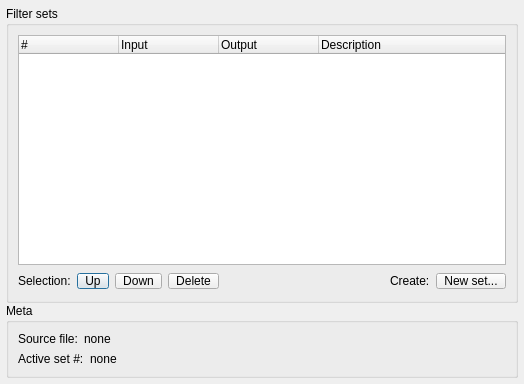
mrehkopf/vcs, file src/display/qt/dialogs/ui/filter_sets_list_dialog.ui: the form before one commit.
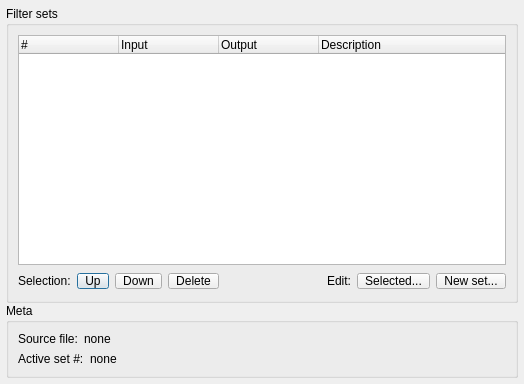
The form after the commit.

Commit message:
GUI: Add button to edit selected filter set in...
...the filter sets list dialog. Double-clicking on the set's list item
used to be the only way to trigger the edit, but it's convenient to have
a button, as well.

Patch:
```diff
--- a/src/display/qt/dialogs/ui/filter_sets_list_dialog.ui
+++ b/src/display/qt/dialogs/ui/filter_sets_list_dialog.ui
@@ -150,7 +150,23 @@
         <item>
          <widget class="QLabel" name="label_3">
           <property name="text">
-           <string>Create:</string>
+           <string>Edit:</string>
+          </property>
+         </widget>
+        </item>
+        <item>
+         <widget class="QPushButton" name="pushButton_editSelected">
+          <property name="sizePolicy">
+           <sizepolicy hsizetype="Minimum" vsizetype="Fixed">
+            <horstretch>0</horstretch>
+            <verstretch>0</verstretch>
+           </sizepolicy>
+          </property>
+          <property name="styleSheet">
+           <string notr="true">padding-left: 7px; padding-right: 7px;</string>
+          </property>
+          <property name="text">
+           <string>Selected...</string>
           </property>
          </widget>
         </item>
```
Left out of the diff: 24 changed lines with no effect on the pictures. The commit also changes 3 other files.
